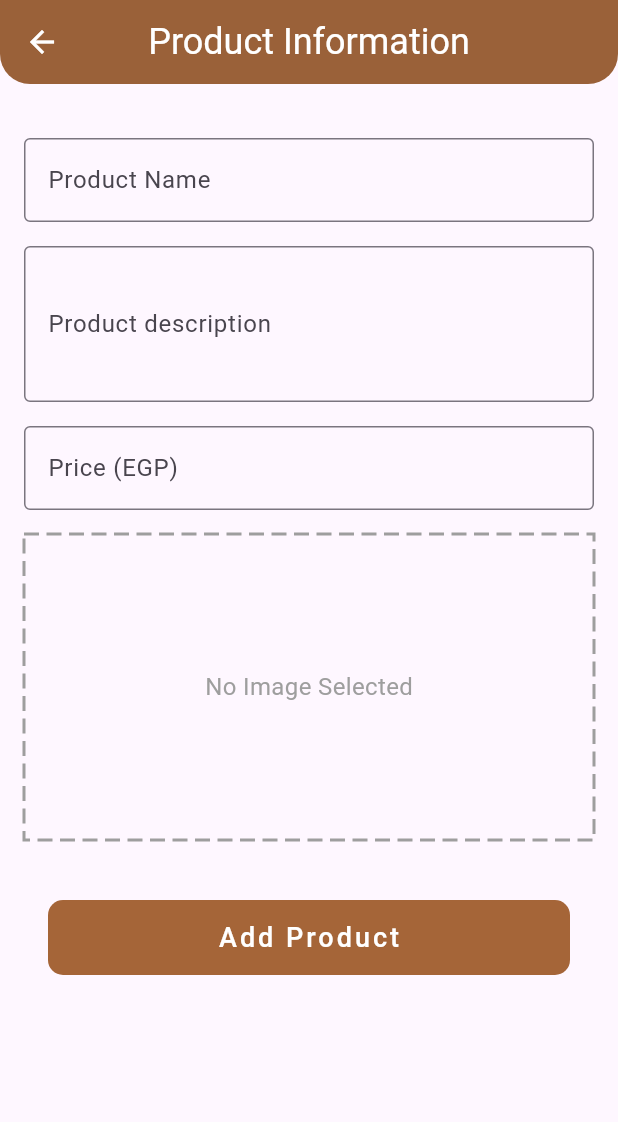
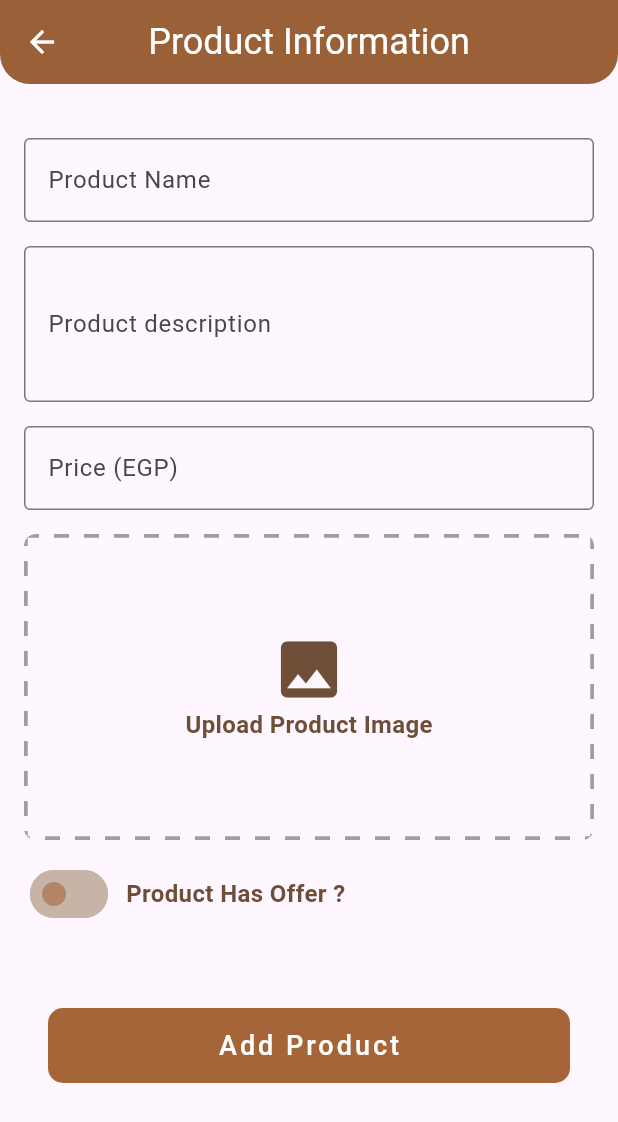
Before and after one commit to Moatasem-Official/CRUD-Mix-Cafe-App, a Flutter app: the ProductInformationForm screen opened by its route, on a phone screen of 412 x 824 dp. Shown: the top 1122 px of the screen. Run offline on Flutter 3.47's test engine with Material 3 defaults, Android fonts, the phone set to English and light mode, and no system bars; drawn by our look-alikes of dotted_border; our stand-ins replace device_preview.

Commit message:
Add More Details To Product Information Form & Refactor Code

```diff
--- a/lib/presentation/screens/admin/product_information_form.dart
+++ b/lib/presentation/screens/admin/product_information_form.dart
@@ -1,9 +1,5 @@
-import 'dart:ui' as BorderType;
-
-import 'package:dotted_border/dotted_border.dart';
 import 'package:flutter/material.dart';
 import 'package:mix_cafe_app/presentation/widgets/admin/custom_add_product_info_form.dart';
-import 'package:mix_cafe_app/presentation/widgets/admin/custom_button.dart';
 
 class ProductInformationForm extends StatefulWidget {
   const ProductInformationForm({super.key});
@@ -50,6 +46,7 @@ class _ProductInformationFormState extends State<ProductInformationForm> {
               nameController: _nameController,
               descController: _descController,
               priceController: _priceController,
+              offerPriceController: TextEditingController(),
               imageUrl: _imageUrl,
             ),
           ],
--- a/lib/presentation/widgets/admin/custom_add_product_info_form.dart
+++ b/lib/presentation/widgets/admin/custom_add_product_info_form.dart
@@ -1,31 +1,46 @@
-import 'package:dotted_border/dotted_border.dart';
 import 'package:flutter/material.dart';
 import 'package:mix_cafe_app/presentation/widgets/admin/custom_button.dart';
+import 'package:mix_cafe_app/presentation/widgets/admin/custom_product_offer_widget.dart';
+import 'package:mix_cafe_app/presentation/widgets/admin/custom_upload_image_container.dart';
 
-class CustomAddProductInformationForm extends StatelessWidget {
-  const CustomAddProductInformationForm({
+class CustomAddProductInformationForm extends StatefulWidget {
+  CustomAddProductInformationForm({
     super.key,
     required GlobalKey<FormState> formKey,
     required TextEditingController nameController,
     required TextEditingController descController,
     required TextEditingController priceController,
+    required TextEditingController offerPriceController,
     required String? imageUrl,
+    this.offerImageUrl,
+    this.isHasOffer = false,
   }) : _formKey = formKey,
        _nameController = nameController,
        _descController = descController,
        _priceController = priceController,
+       _offerPriceController = offerPriceController,
        _imageUrl = imageUrl;
 
   final GlobalKey<FormState> _formKey;
   final TextEditingController _nameController;
   final TextEditingController _descController;
   final TextEditingController _priceController;
+  final TextEditingController _offerPriceController;
   final String? _imageUrl;
+  bool isHasOffer = false;
+  final String? offerImageUrl;
 
+  @override
+  State<CustomAddProductInformationForm> createState() =>
+      _CustomAddProductInformationFormState();
+}
+
+class _CustomAddProductInformationFormState
+    extends State<CustomAddProductInformationForm> {
   @override
   Widget build(BuildContext context) {
     return Form(
-      key: _formKey,
+      key: widget._formKey,
       child: SingleChildScrollView(
         padding: const EdgeInsets.all(16),
         child: Column(
@@ -34,7 +49,7 @@ class CustomAddProductInformationForm extends StatelessWidget {
             // اسم المنتج
             Material(
               child: TextFormField(
-                controller: _nameController,
+                controller: widget._nameController,
                 decoration: const InputDecoration(
                   labelText: 'Product Name',
                   border: OutlineInputBorder(),
@@ -49,7 +64,7 @@ class CustomAddProductInformationForm extends StatelessWidget {
             // وصف المنتج
             Material(
               child: TextFormField(
-                controller: _descController,
+                controller: widget._descController,
                 decoration: const InputDecoration(
                   labelText: 'Product description',
                   border: OutlineInputBorder(),
@@ -65,7 +80,7 @@ class CustomAddProductInformationForm extends StatelessWidget {
             // السعر
             Material(
               child: TextFormField(
-                controller: _priceController,
+                controller: widget._priceController,
                 decoration: const InputDecoration(
                   labelText: 'Price (EGP)',
                   border: OutlineInputBorder(),
@@ -85,27 +100,45 @@ class CustomAddProductInformationForm extends StatelessWidget {
             const SizedBox(height: 16),
 
             // اختيار الصورة (في الوقت الحالي: رابط)
-            DottedBorder(
-              options: RectDottedBorderOptions(
-                dashPattern: [10, 5],
-                strokeWidth: 2,
-                color: Colors.grey,
-              ),
-              child: Container(
-                width: double.infinity,
-                height: 200,
-                decoration: BoxDecoration(
-                  borderRadius: BorderRadius.circular(8),
+            CustomUplaodImageContainer(imageUrl: widget._imageUrl),
+            const SizedBox(height: 16),
+            Row(
+              spacing: 8,
+              children: [
+                Switch(
+                  activeColor: Color.fromARGB(255, 165, 101, 56),
+                  inactiveThumbColor: Color.fromARGB(255, 177, 133, 102),
+                  inactiveTrackColor: Color.fromARGB(255, 200, 180, 166),
+                  materialTapTargetSize: MaterialTapTargetSize.shrinkWrap,
+                  trackOutlineColor: WidgetStateProperty.all(
+                    Color.fromARGB(255, 200, 180, 166),
+                  ),
+                  value: widget.isHasOffer,
+                  onChanged: (value) {
+                    setState(() {
+                      widget.isHasOffer = value;
+                    });
+                  },
                 ),
-                padding: const EdgeInsets.all(8),
-                child: Center(
-                  child: Text(
-                    _imageUrl ?? 'No Image Selected',
-                    style: const TextStyle(fontSize: 16, color: Colors.grey),
+                const Text(
+                  'Product Has Offer ?',
+                  style: TextStyle(
+                    fontSize: 16,
+                    fontWeight: FontWeight.bold,
+                    color: Color(0xFF6F4E37),
                   ),
                 ),
+              ],
+            ),
+            const SizedBox(height: 16),
+
+            // صورة العرض (في الوقت الحالي: رابط)
+            if (widget.isHasOffer)
+              CustomWidgetIfProductHasOffer(
+                offerImageUrl: widget.offerImageUrl,
+                offerController: widget._offerPriceController,
               ),
-            ),
+
             const SizedBox(height: 24),
 
             // زر الإضافة
@@ -113,7 +146,7 @@ class CustomAddProductInformationForm extends StatelessWidget {
               child: CustomButton(
                 buttonText: 'Add Product',
                 onPressed: () {
-                  if (_formKey.currentState!.validate()) {}
+                  if (widget._formKey.currentState!.validate()) {}
                 },
               ),
             ),
--- a/lib/presentation/widgets/admin/custom_product_templete.dart
+++ b/lib/presentation/widgets/admin/custom_product_templete.dart
@@ -30,7 +30,7 @@ class CustomProductTemplate extends StatelessWidget {
               // Image
               ClipRRect(
                 borderRadius: BorderRadius.circular(10),
-                child: Image.network(
+                child: Image.asset(
                   imagePath,
                   width: 100,
                   height: 100,
--- /dev/null
+++ b/lib/presentation/widgets/admin/custom_upload_image_container.dart
@@ -0,0 +1,47 @@
+import 'package:dotted_border/dotted_border.dart';
+import 'package:flutter/material.dart';
+
+class CustomUplaodImageContainer extends StatelessWidget {
+  const CustomUplaodImageContainer({super.key, this.imageUrl});
+  final String? imageUrl;
+
+  @override
+  Widget build(BuildContext context) {
+    return ClipRRect(
+      borderRadius: BorderRadius.circular(8),
+      child: DottedBorder(
+        options: RectDottedBorderOptions(
+          dashPattern: [10, 10],
+          strokeWidth: 5,
+          color: Colors.grey,
+        ),
+        child: Container(
+          width: double.infinity,
+          height: 200,
+          padding: const EdgeInsets.all(8),
+          child: Center(
+            child: imageUrl == null
+                ? const Column(
+                    mainAxisAlignment: MainAxisAlignment.center,
+                    children: [
+                      Icon(Icons.image, size: 50, color: Color(0xFF6F4E37)),
+                      Text(
+                        'Upload Product Image',
+                        style: TextStyle(
+                          fontSize: 16,
+                          color: Color(0xFF6F4E37),
+                          fontWeight: FontWeight.bold,
+                        ),
+                      ),
+                    ],
+                  )
+                : Text(
+                    imageUrl!,
+                    style: const TextStyle(fontSize: 16, color: Colors.grey),
+                  ),
+          ),
+        ),
+      ),
+    );
+  }
+}
```
Also changed, not shown: lib/presentation/widgets/admin/custom_product_offer_widget.dart (added, +81 -0 lines).
